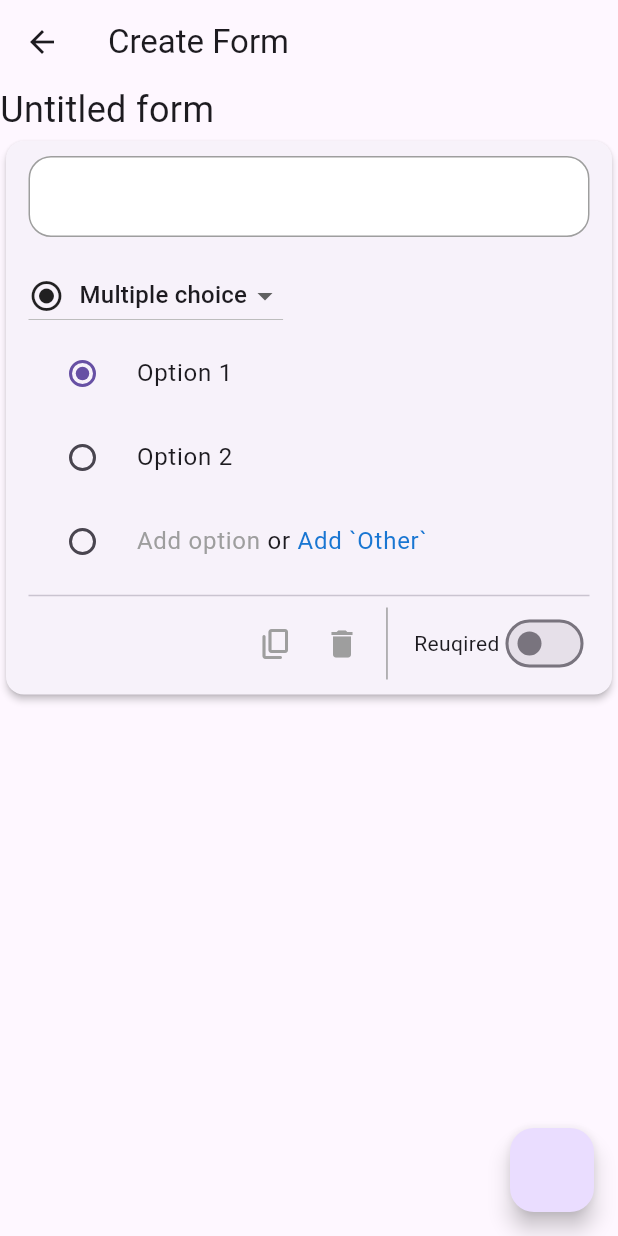
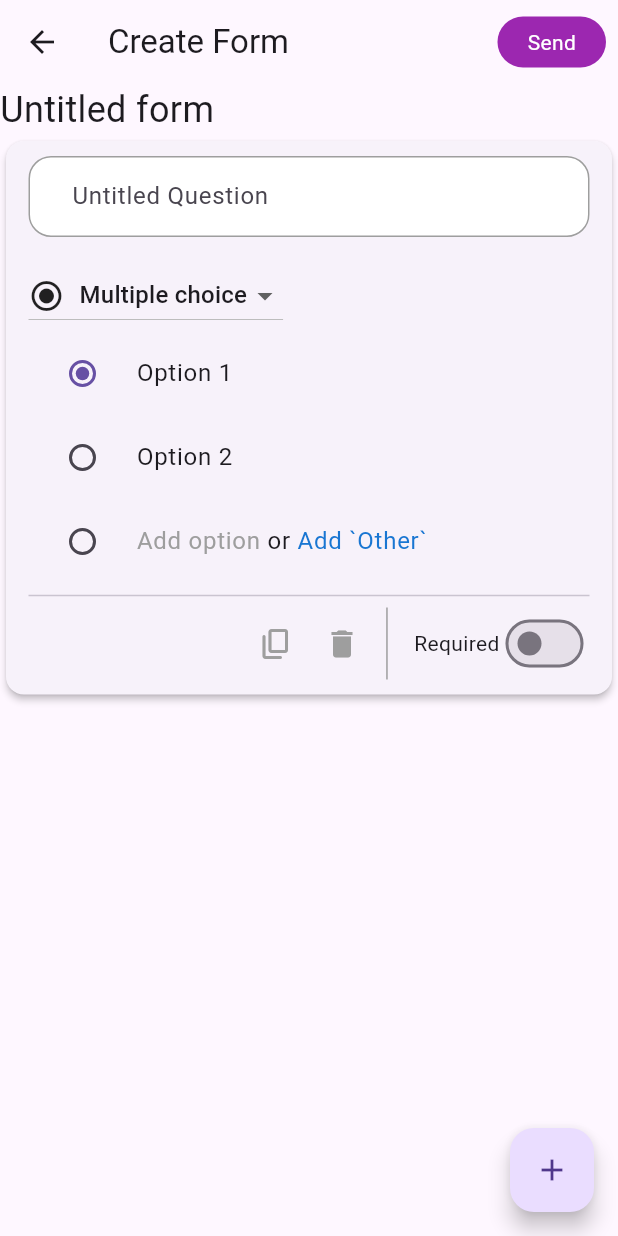
Before and after one commit to dustin-goldenowl/avnon, a Flutter app: the screen it shows after launch, on a phone screen of 412 x 824 dp. Run offline on Flutter 3.47's test engine with Material 3 defaults, Android fonts, the phone set to English and light mode, and no system bars; our stand-ins replace bloc, equatable, flutter_bloc, get_it, shared_preferences; generated files the repository leaves out were written again.

Commit message:
feat: submit form

```diff
--- a/lib/src/features/create_form/create_form_page.dart
+++ b/lib/src/features/create_form/create_form_page.dart
@@ -1,10 +1,13 @@
 import 'package:flutter/material.dart';
 import 'package:flutter_bloc/flutter_bloc.dart';
+import 'package:flutter_form_google/src/data/models/form.dart';
 import 'package:flutter_form_google/src/data/models/question.dart';
 import 'package:flutter_form_google/src/features/create_form/cubit/create_form_cubit.dart';
 import 'package:flutter_form_google/src/features/create_form/cubit/create_form_state.dart';
-import 'package:flutter_form_google/src/model/form_data_model.dart';
+import 'package:flutter_form_google/src/features/home/logic/home_bloc.dart';
 import 'package:flutter_form_google/src/widget/input_widget.dart';
+import 'package:flutter_form_google/src/widget/option_item_view.dart';
+import 'package:uuid/uuid.dart';
 
 class CreateFormPage extends StatefulWidget {
   const CreateFormPage({super.key});
@@ -25,9 +28,37 @@ class _CreateFormPageState extends State<CreateFormPage> {
         return Scaffold(
             appBar: AppBar(
               title: const Text("Create Form"),
+              actions: [
+                InkWell(
+                    onTap: () {
+                      context.read<HomeBloc>().addNewForm(MFormData(
+                          id: Uuid().v4(),
+                          title: state.titleForm,
+                          questions: state.listFormData));
+                    },
+                    child: Padding(
+                      padding: EdgeInsets.all(8.0),
+                      child: Container(
+                        decoration: BoxDecoration(
+                            color: Colors.purple,
+                            borderRadius:
+                                BorderRadius.all(Radius.circular(20))),
+                        child: Padding(
+                          padding: const EdgeInsets.symmetric(
+                              horizontal: 20, vertical: 7),
+                          child: Text(
+                            "Send",
+                            style: TextStyle(color: Colors.white),
+                          ),
+                        ),
+                      ),
+                    ))
+              ],
             ),
             body: _body(context),
-            floatingActionButton: FloatingActionButton(onPressed: () {
+            floatingActionButton: FloatingActionButton(
+                child: const Icon(Icons.add),
+                onPressed: () {
                   context.read<CreateFormCubit>().addNewForm();
                 }));
       }),
@@ -103,10 +134,13 @@ class _CreateFormPageState extends State<CreateFormPage> {
               value: model.question,
               position: position,
             ),
-            _dropdownBox(context),
-            _radioBox(context, position: position),
+            _dropdownBox(context, model: model, position: position),
+            model.optionQuestion == 2
+                ? _paragrahpView(context, model: model, position: position)
+                : _radioBox(context, position: position),
             _bottomView(
               context,
+              model: model,
               position: position,
             )
           ],
@@ -117,37 +151,22 @@ class _CreateFormPageState extends State<CreateFormPage> {
 
   Widget _rowInputAndPickImage(BuildContext context,
       {required String value, required int position}) {
-    return Row(
-      mainAxisAlignment: MainAxisAlignment.center,
-      mainAxisSize: MainAxisSize.max,
-      children: [
-        Expanded(
-          child: InputWidget(
+    return InputWidget(
       value: value,
+      decoration: InputDecoration(hintText: "Untitled Question"),
       onChanged: (value) {
         context.read<CreateFormCubit>().editQuestion(position, value);
       },
-          ),
-        ),
-        // const SizedBox(
-        //   width: 10,
-        // ),
-        // InkWell(
-        //     onTap: () {},
-        //     child: const Padding(
-        //       padding: EdgeInsets.all(10),
-        //       child: Icon(Icons.photo),
-        //     ))
-      ],
     );
   }
 
-  Widget _dropdownBox(BuildContext context) {
+  Widget _dropdownBox(BuildContext context,
+      {required MQuestion model, required int position}) {
     return Container(
       margin: const EdgeInsets.only(top: 15),
       alignment: Alignment.centerLeft,
       child: DropdownButton(
-          value: 1,
+          value: model.optionQuestion,
           items: const [
             DropdownMenuItem(
               value: 1,
@@ -174,7 +193,11 @@ class _CreateFormPageState extends State<CreateFormPage> {
               ),
             )
           ],
-          onChanged: (value) {}),
+          onChanged: (value) {
+            context
+                .read<CreateFormCubit>()
+                .selectQuestionOption(position: position, value: value ?? 0);
+          }),
     );
   }
 
@@ -186,20 +209,27 @@ class _CreateFormPageState extends State<CreateFormPage> {
       return Column(
         children: [
           ListView.builder(
+              physics: const NeverScrollableScrollPhysics(),
               shrinkWrap: true,
               itemCount: state.listFormData[position].resultOption.length,
               itemBuilder: (context, selectedPosition) {
                 final result =
                     state.listFormData[position].resultOption[selectedPosition];
-                return RadioListTile(
-                    title: Text(result),
-                    value: result,
-                    groupValue: state.listFormData[position].resultOption[
-                        state.listFormData[position].indexSelected],
-                    onChanged: (value) {
+                return OptionItemView(
+                  result: result,
+                  groupValue: state.listFormData[position]
+                      .resultOption[state.listFormData[position].indexSelected],
+                  onChange: (value) {
                     context.read<CreateFormCubit>().changeOptionQuestion(
                         index: position, indexSelected: selectedPosition);
-                    });
+                  },
+                  onChangeResult: (p0) {
+                    context.read<CreateFormCubit>().updateResultOption(
+                        index: position,
+                        indexSelected: selectedPosition,
+                        result: p0 ?? "");
+                  },
+                );
               }),
           if (state.listFormData[position].resultOption.length < 5)
             RadioListTile(
@@ -225,10 +255,7 @@ class _CreateFormPageState extends State<CreateFormPage> {
                 ),
                 value: "Add Other",
                 groupValue: _selectedOption,
-                onChanged: (value) {
-                  _selectedOption = value;
-                  setState(() {});
-                })
+                onChanged: (value) {})
         ],
       );
     });
@@ -240,7 +267,8 @@ class _CreateFormPageState extends State<CreateFormPage> {
 
   bool _isRequired = false;
 
-  Widget _bottomView(BuildContext context, {required int position}) {
+  Widget _bottomView(BuildContext context,
+      {required MQuestion model, required int position}) {
     return Column(
       children: [
         const Divider(),
@@ -251,7 +279,7 @@ class _CreateFormPageState extends State<CreateFormPage> {
               children: [
                 InkWell(
                   onTap: () {
-                    // TODO: add tab question
+                    context.read<CreateFormCubit>().duplicateQuestion(position);
                   },
                   child: const Padding(
                     padding: EdgeInsets.all(10),
@@ -281,16 +309,24 @@ class _CreateFormPageState extends State<CreateFormPage> {
                 SizedBox(
                   width: 10,
                 ),
-                Text("Reuqired"),
+                Text("Required"),
                 Switch(
-                    value: _isRequired,
+                    value: model.isRequired,
                     onChanged: (value) {
-                      _isRequired = value;
-                      setState(() {});
+                      context.read<CreateFormCubit>().isRequiredForm(
+                          position: position, isRequired: value);
                     })
               ]),
         ),
       ],
     );
   }
+
+  Widget _paragrahpView(BuildContext context,
+      {required MQuestion model, required int position}) {
+    return InputWidget(
+        decoration: InputDecoration(hintText: "Enter answer"),
+        value: model.resultParagraph,
+        onChanged: (value) {});
   }
+}
--- a/lib/src/features/create_form/cubit/create_form_state.dart
+++ b/lib/src/features/create_form/cubit/create_form_state.dart
@@ -10,6 +10,7 @@ class CreateFormState extends Equatable {
     required this.titleForm,
     required this.isEditTitile,
   });
+
 
   factory CreateFormState.ds() {
     return const CreateFormState(
--- /dev/null
+++ b/lib/src/widget/option_item_view.dart
@@ -0,0 +1,51 @@
+import 'package:flutter/material.dart';
+import 'package:flutter_form_google/src/widget/input_widget.dart';
+
+class OptionItemView extends StatefulWidget {
+  const OptionItemView({
+    super.key,
+    required this.result,
+    required this.groupValue,
+    required this.onChange,
+    required this.onChangeResult,
+  });
+  final String result;
+  final String groupValue;
+  final Function(String?) onChange;
+  final Function(String?) onChangeResult;
+
+  @override
+  State<OptionItemView> createState() => _OptionItemViewState();
+}
+
+class _OptionItemViewState extends State<OptionItemView> {
+  bool isShowText = false;
+  @override
+  Widget build(BuildContext context) {
+    return RadioListTile(
+      title: isShowText
+          ? InputWidget(
+              value: widget.result,
+              onChanged: (value) {
+                widget.onChangeResult(value);
+              },
+              textInputAction: TextInputAction.done,
+              onFieldSubmitted: (p0) {
+                setState(() {
+                  isShowText = false;
+                });
+              },
+            )
+          : InkWell(
+              onTap: () {
+                setState(() {
+                  isShowText = true;
+                });
+              },
+              child: Text(widget.result)),
+      value: widget.result,
+      groupValue: widget.groupValue,
+      onChanged: widget.onChange,
+    );
+  }
+}
```
Also changed, not shown: lib/src/features/create_form/cubit/create_form_cubit.dart (+36 -3 lines). Lines whose indentation alone changed are shown as unchanged.
